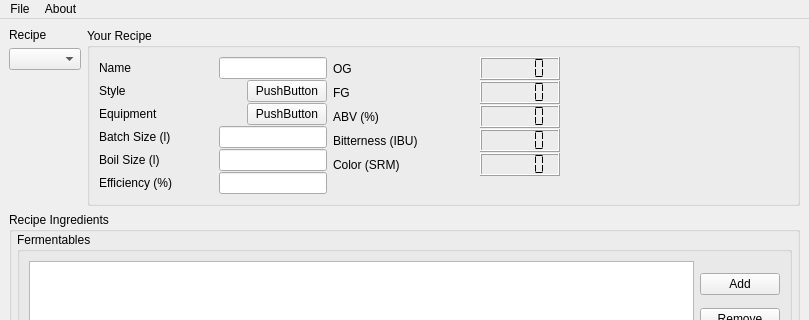
First picture: the form in mainWindow.ui, repository Brewtarget/brewtarget, before the edit; both pictures show x 0 to 809 and y 0 to 320 of the 809 by 934 pixel window.
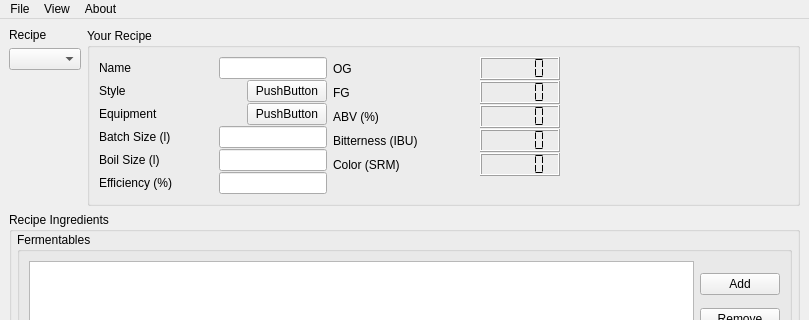
Second picture: the form after the edit. Custom widgets are drawn as their Qt base class.

Commit message: Did some TODOs.

What changed in the file:
```diff
--- a/mainWindow.ui
+++ b/mainWindow.ui
@@ -764,7 +764,17 @@
     </property>
     <addaction name="actionAbout_BrewTarget" />
    </widget>
+   <widget class="QMenu" name="menuView" >
+    <property name="title" >
+     <string>View</string>
+    </property>
+    <addaction name="actionFermentables" />
+    <addaction name="actionHops" />
+    <addaction name="actionMiscs" />
+    <addaction name="actionYeasts" />
+   </widget>
    <addaction name="menuFile" />
+   <addaction name="menuView" />
    <addaction name="menuAbout" />
   </widget>
   <widget class="QStatusBar" name="statusbar" >
```
Left out of the diff: 22 changed lines with no effect on the pictures. The commit also changes 2 other files.
